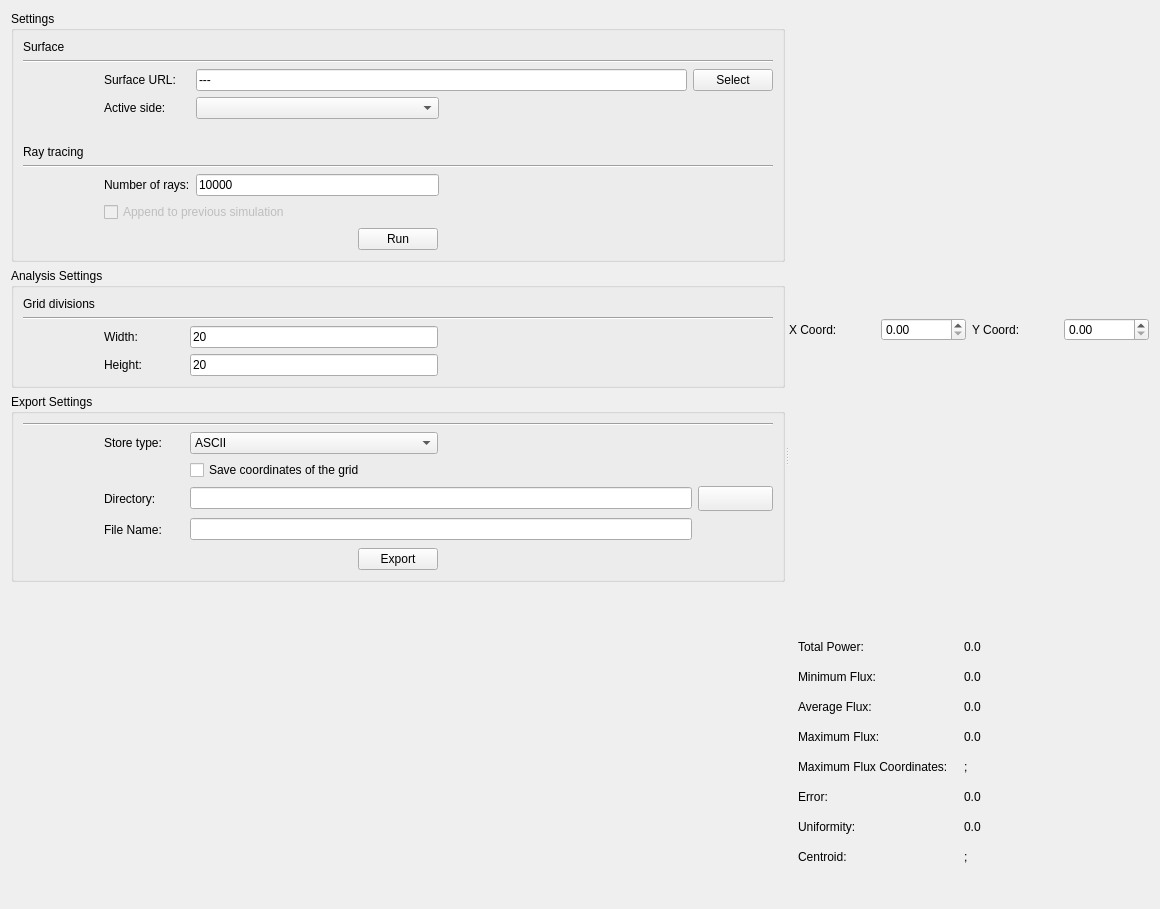
iat-cener/tonatiuh, file TonatiuhProject/src/source/gui/fluxanalysisdialog.ui: the form before one commit.
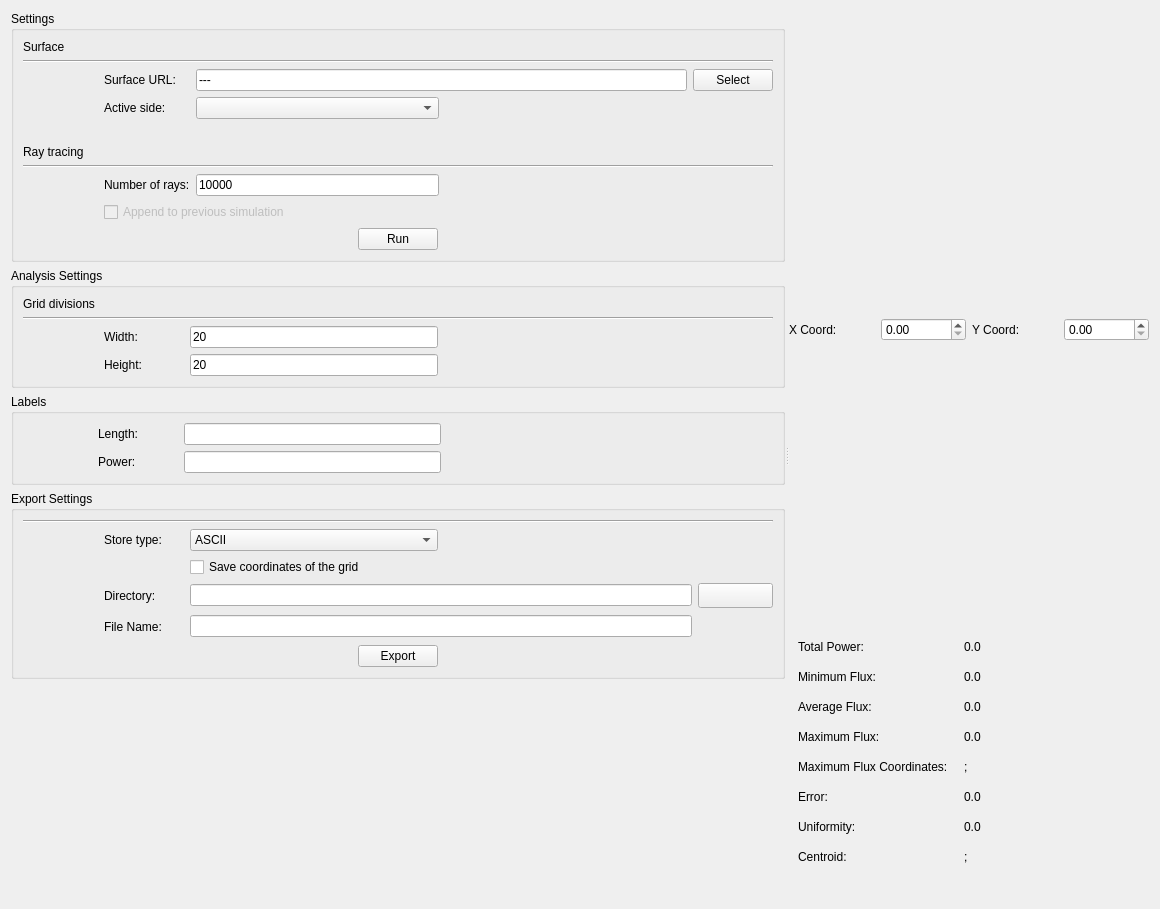
The form after the commit. Icons and pictures are not drawn. Custom widgets are drawn as their Qt base class.

Commit message: Flux analysis tool updated to add units labels

The edit to the form file:
```diff
--- a/TonatiuhProject/src/source/gui/fluxanalysisdialog.ui
+++ b/TonatiuhProject/src/source/gui/fluxanalysisdialog.ui
@@ -436,6 +436,115 @@
                 <string>20</string>
                </property>
               </widget>
+             </item>
+             <item row="2" column="3">
+              <spacer name="horizontalSpacer_7">
+               <property name="orientation">
+                <enum>Qt::Horizontal</enum>
+               </property>
+               <property name="sizeHint" stdset="0">
+                <size>
+                 <width>40</width>
+                 <height>20</height>
+                </size>
+               </property>
+              </spacer>
+             </item>
+             <item row="2" column="4">
+              <spacer name="horizontalSpacer_5">
+               <property name="orientation">
+                <enum>Qt::Horizontal</enum>
+               </property>
+               <property name="sizeType">
+                <enum>QSizePolicy::Minimum</enum>
+               </property>
+               <property name="sizeHint" stdset="0">
+                <size>
+                 <width>75</width>
+                 <height>20</height>
+                </size>
+               </property>
+              </spacer>
+             </item>
+            </layout>
+           </widget>
+          </item>
+          <item>
+           <widget class="QGroupBox" name="labelsWidget">
+            <property name="title">
+             <string>Labels</string>
+            </property>
+            <layout class="QGridLayout" name="gridLayout_6">
+             <item row="0" column="1">
+              <widget class="QLabel" name="lenghtUnitLabel">
+               <property name="minimumSize">
+                <size>
+                 <width>80</width>
+                 <height>0</height>
+                </size>
+               </property>
+               <property name="text">
+                <string>Length:</string>
+               </property>
+              </widget>
+             </item>
+             <item row="0" column="0">
+              <spacer name="horizontalSpacer_18">
+               <property name="orientation">
+                <enum>Qt::Horizontal</enum>
+               </property>
+               <property name="sizeType">
+                <enum>QSizePolicy::Minimum</enum>
+               </property>
+               <property name="sizeHint" stdset="0">
+                <size>
+                 <width>75</width>
+                 <height>20</height>
+                </size>
+               </property>
+              </spacer>
+             </item>
+             <item row="1" column="1">
+              <widget class="QLabel" name="powerUnitLabel">
+               <property name="text">
+                <string>Power:</string>
+               </property>
+              </widget>
+             </item>
+             <item row="0" column="2">
+              <widget class="QLineEdit" name="lengthUnitLine"/>
+             </item>
+             <item row="0" column="3">
+              <spacer name="horizontalSpacer_19">
+               <property name="orientation">
+                <enum>Qt::Horizontal</enum>
+               </property>
+               <property name="sizeHint" stdset="0">
+                <size>
+                 <width>40</width>
+                 <height>20</height>
+                </size>
+               </property>
+              </spacer>
+             </item>
+             <item row="0" column="4">
+              <spacer name="horizontalSpacer_20">
+               <property name="orientation">
+                <enum>Qt::Horizontal</enum>
+               </property>
+               <property name="sizeType">
+                <enum>QSizePolicy::Minimum</enum>
+               </property>
+               <property name="sizeHint" stdset="0">
+                <size>
+                 <width>75</width>
+                 <height>20</height>
+                </size>
+               </property>
+              </spacer>
+             </item>
+             <item row="1" column="2">
+              <widget class="QLineEdit" name="powerUnitLine"/>
              </item>
             </layout>
            </widget>
```
Left out of the diff: 33 changed lines with no effect on the pictures.
